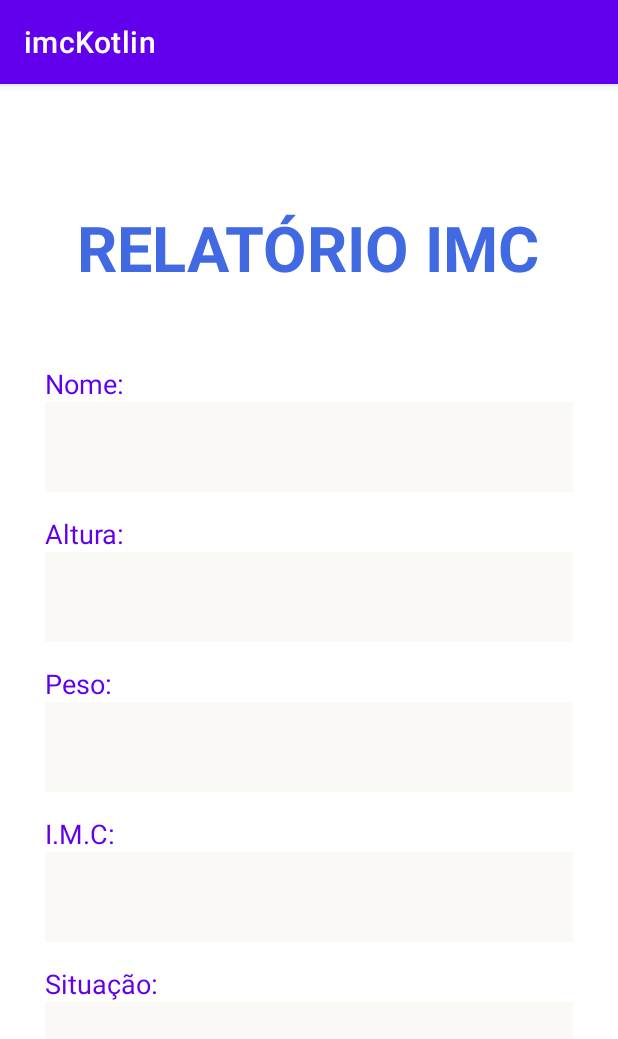
After one commit to samueltank/imcKotlin, an Android app: the RelatorioIMC screen opened directly, with no data from a screen before it, on a phone screen of 412 x 824 dp. The commit adds this screen. Shown: the top 1039 px of the screen. Run offline under Robolectric (Android 15) with nearby library versions, the phone set to English and light mode, and no system bars.

Commit message:
att project with other

```diff
--- a/app/src/main/AndroidManifest.xml
+++ b/app/src/main/AndroidManifest.xml
@@ -10,6 +10,9 @@
         android:supportsRtl="true"
         android:theme="@style/Theme.ImcKotlin">
         <activity
+            android:name=".RelatorioIMC"
+            android:exported="false" />
+        <activity
             android:name=".MainActivity"
             android:exported="true">
             <intent-filter>
--- a/app/src/main/java/br/senai/imckotlin/MainActivity.kt
+++ b/app/src/main/java/br/senai/imckotlin/MainActivity.kt
@@ -1,10 +1,14 @@
 package br.senai.imckotlin
 
+import android.content.Intent
 import androidx.appcompat.app.AppCompatActivity
 import android.os.Bundle
 import android.widget.Button
 import android.widget.EditText
 import android.widget.TextView
+import java.math.BigDecimal
+import java.math.RoundingMode
+import java.text.DecimalFormat
 import kotlin.math.pow
 
 class MainActivity : AppCompatActivity()
@@ -20,21 +24,32 @@ class MainActivity : AppCompatActivity()
         setContentView(R.layout.activity_main)
 
         val btnCalcButton = findViewById<Button>(R.id.btnCalc);
-        val btnSairButton = findViewById<Button>(R.id.btnSair).setOnClickListener { finish() };
+        val btnSairButton = findViewById<Button>(R.id.btnSair);
+
+        btnSairButton.setOnClickListener { finish() };
 
         btnCalcButton.setOnClickListener {
             nameEditText       = findViewById(R.id.textName);
             alturaEditText     = findViewById(R.id.textAltura);
             pesoEditText       = findViewById(R.id.textPeso);
-            areaOutputTextView = findViewById(R.id.areaOutput);
 
-            var altura: Double = convertToStringToInt(pesoEditText);
-            var peso: Double   = convertToStringToInt(alturaEditText);
+            var altura: Double = convertToStringToDouble(alturaEditText);
+            var peso: Double   = convertToStringToDouble(pesoEditText);
 
             var imc: Double         = calcImc(peso, altura);
             var classImcTxt: String = classiImc(imc);
 
-            areaOutputTextView.text = classImcTxt;
+            var intent = Intent(this, RelatorioIMC::class.java);
+
+            intent.putExtra("nome", nameEditText.text.toString());
+            intent.putExtra("altura", altura.toString());
+            intent.putExtra("peso", peso.toString());
+            intent.putExtra("imc", formatNum(imc).toString());
+            intent.putExtra("status", classImcTxt);
+
+            startActivity(intent);
+
+//            areaOutputTextView.text = classImcTxt;
         }
     }
 
@@ -43,8 +58,9 @@ class MainActivity : AppCompatActivity()
         return (peso / altura.pow(2));
     }
 
-    private fun classiImc (imc: Double) : String
+    private fun classiImc (imcInput: Double) : String
     {
+        val imc = imcInput;
         var text: String = "";
         if(imc <= 18.5) {
             text = "Você está abaixo do peso";
@@ -62,9 +78,16 @@ class MainActivity : AppCompatActivity()
         return text;
     }
 
-    private fun convertToStringToInt(variable: EditText) : Double
+    private fun convertToStringToDouble(variable: EditText) : Double
     {
-        val vari = variable.text.toString().toDouble();
+        var vari: Double = variable.text.toString().toDouble();
         return vari;
     }
+
+    private fun formatNum(num: Double) : Double  {
+        val df = DecimalFormat("##.##");
+        df.roundingMode = RoundingMode.HALF_UP;
+        val result = df.format(num).toDouble();
+        return result;
+    }
 }
--- /dev/null
+++ b/app/src/main/java/br/senai/imckotlin/RelatorioIMC.kt
@@ -0,0 +1,28 @@
+package br.senai.imckotlin
+
+import android.content.Intent
+import androidx.appcompat.app.AppCompatActivity
+import android.os.Bundle
+import android.widget.TextView
+
+class RelatorioIMC : AppCompatActivity() {
+    override fun onCreate(savedInstanceState: Bundle?) {
+        super.onCreate(savedInstanceState)
+        setContentView(R.layout.activity_relatorio_imc)
+
+        val nomeTextView = findViewById<TextView>(R.id.nome);
+        var alturaTextView = findViewById<TextView>(R.id.altura);
+        var pesoTextView = findViewById<TextView>(R.id.peso);
+        var imcTextView = findViewById<TextView>(R.id.imc);
+        var situacaoTextView = findViewById<TextView>(R.id.situacao);
+
+
+
+        val intent: Intent = this.getIntent();
+        nomeTextView.text = intent.getStringExtra("nome");
+        alturaTextView.text = intent.getStringExtra("altura");
+        pesoTextView.text = intent.getStringExtra("peso");
+        imcTextView.text = intent.getStringExtra("imc");
+        situacaoTextView.text = intent.getStringExtra("status");
+    }
+}
--- a/app/src/main/res/layout/activity_main.xml
+++ b/app/src/main/res/layout/activity_main.xml
@@ -37,7 +37,7 @@
         android:layout_width="wrap_content"
         android:layout_height="wrap_content"
         android:ems="10"
-        android:inputType="number"
+        android:inputType="numberDecimal"
         android:minHeight="48dp"
         android:text=""
         android:hint="Altura"
@@ -51,7 +51,7 @@
         android:layout_width="wrap_content"
         android:layout_height="wrap_content"
         android:ems="10"
-        android:inputType="number"
+        android:inputType="numberDecimal"
         android:minHeight="48dp"
         android:text=""
         android:hint="Peso"
@@ -96,6 +96,7 @@
         android:layout_width="wrap_content"
         android:layout_height="wrap_content"
         android:text="aqui"
+        android:textColor="@color/design_default_color_primary"
         android:textStyle="italic"
         android:textSize="20sp"
         android:layout_marginTop="15dp"
--- /dev/null
+++ b/app/src/main/res/layout/activity_relatorio_imc.xml
@@ -0,0 +1,90 @@
+<?xml version="1.0" encoding="utf-8"?>
+<!-- layout Linear -->
+<LinearLayout
+    xmlns:android="http://schemas.android.com/apk/res/android"
+    xmlns:app="http://schemas.android.com/apk/res-auto"
+    xmlns:tools="http://schemas.android.com/tools"
+    android:layout_width="match_parent"
+    android:layout_height="match_parent"
+    tools:context=".RelatorioIMC"
+    android:orientation="vertical"
+    android:gravity="center"
+    >
+
+    <!-- Título -->
+    <TextView
+        android:layout_width="wrap_content"
+        android:layout_height="wrap_content"
+        android:text="RELATÓRIO IMC"
+        android:textSize="42dp"
+        android:textColor="@color/royal_blue"
+        android:textStyle="bold"
+        android:layout_marginBottom="50dp"
+    />
+
+    <!-- container for name -->
+    <LinearLayout style="@style/container">
+        <TextView
+            android:text="Nome:"
+            style="@style/label"
+        />
+        <TextView
+            android:id="@+id/nome"
+            style="@style/input"
+        />
+
+    </LinearLayout>
+
+    <!-- container for heigth -->
+    <LinearLayout style="@style/container">
+        <TextView
+            android:text="Altura:"
+            style="@style/label"
+        />
+        <TextView
+            android:id="@+id/altura"
+            style="@style/input"
+        />
+
+    </LinearLayout>
+
+    <!-- container for peso -->
+    <LinearLayout style="@style/container">
+        <TextView
+            android:text="Peso:"
+            style="@style/label"
+        />
+        <TextView
+            android:id="@+id/peso"
+            style="@style/input"
+        />
+
+    </LinearLayout>
+
+    <!-- container for imc -->
+    <LinearLayout style="@style/container">
+        <TextView
+            android:text="I.M.C:"
+            style="@style/label"
+        />
+        <TextView
+            android:id="@+id/imc"
+            style="@style/input"
+        />
+
+    </LinearLayout>
+
+    <!-- container for status -->
+    <LinearLayout style="@style/container">
+        <TextView
+            android:text="Situação:"
+            style="@style/label"
+        />
+        <TextView
+            android:id="@+id/situacao"
+            style="@style/input"
+        />
+
+    </LinearLayout>
+
+</LinearLayout>
--- /dev/null
+++ b/app/src/main/res/values-v26/styles.xml
@@ -0,0 +1,22 @@
+<?xml version="1.0" encoding="utf-8"?>
+<resources xmlns:tools="http://schemas.android.com/tools">
+
+    <style name="container">
+        <item name="android:layout_width">match_parent</item>
+        <item name="android:layout_height">wrap_content</item>
+        <item name="android:orientation">vertical</item>
+        <item name="android:gravity">start</item>
+        <item name="android:layout_marginHorizontal">30dp</item>
+        <item name="android:layout_marginBottom">15dp</item>
+    </style>
+
+    <style name="input">
+        <item name="android:layout_width">match_parent</item>
+        <item name="android:layout_height">wrap_content</item>
+        <item name="android:background">@color/background_input</item>
+        <item name="android:paddingVertical">15dp</item>
+        <item name="android:textSize">22sp</item>
+        <item name="android:textColor">@color/royal_blue</item>
+        <item name="android:paddingHorizontal">5dp</item>
+    </style>
+</resources>
--- a/app/src/main/res/values/colors.xml
+++ b/app/src/main/res/values/colors.xml
@@ -9,4 +9,5 @@
     <color name="white">#FFFFFFFF</color>
     <color name="royal_blue">#4169E1</color>
     <color name="silver">#C0C0C0</color>
+    <color name="background_input">#FAF9F6</color>
 </resources>
--- /dev/null
+++ b/app/src/main/res/values/styles.xml
@@ -0,0 +1,18 @@
+<?xml version="1.0" encoding="utf-8"?>
+<resources>
+
+    <style name="container">
+        <item name="android:layout_width">match_parent</item>
+        <item name="android:layout_height">wrap_content</item>
+        <item name="android:orientation">vertical</item>
+        <item name="android:gravity">start</item>
+        <item name="android:layout_marginBottom">15dp</item>
+    </style>
+
+    <style name="label">
+        <item name="android:layout_width">wrap_content</item>
+        <item name="android:layout_height">wrap_content</item>
+        <item name="android:textColor">@color/design_default_color_primary</item>
+        <item name="android:textSize">18sp</item>
+    </style>
+</resources>
```
